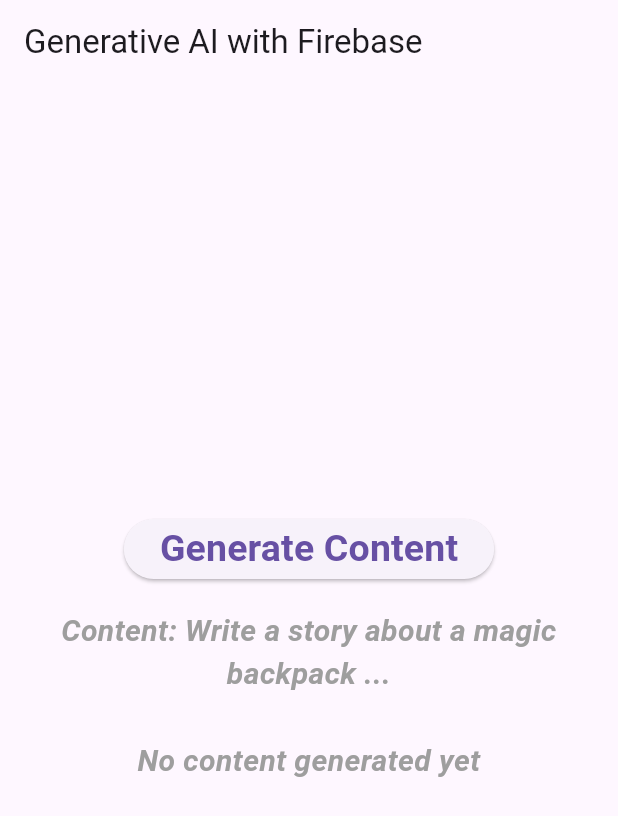
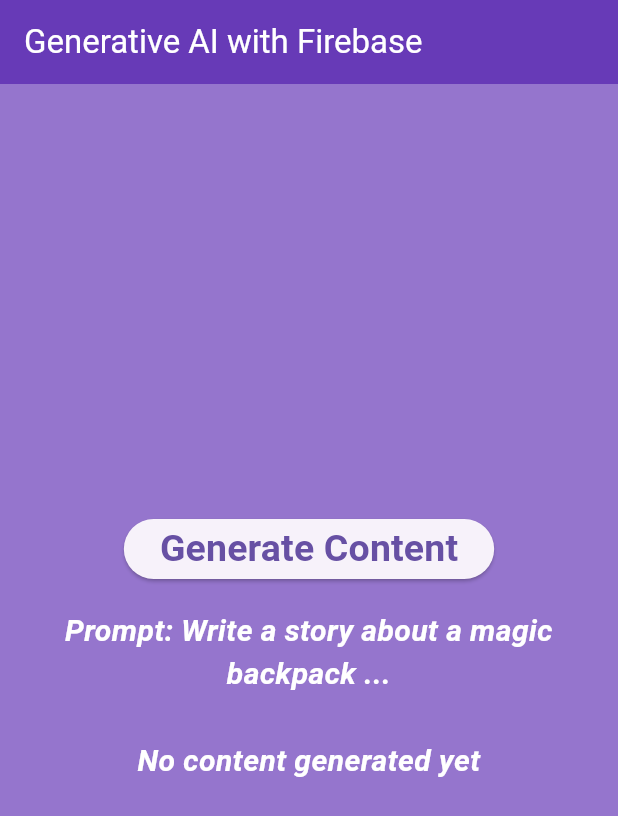
Before and after one commit to Sahim32/vertex_ai_integration, a Flutter app: the screen it shows after launch, on a phone screen of 412 x 824 dp. Shown: the top 816 px of the screen. Run offline on Flutter 3.47's test engine with Material 3 defaults, Android fonts, the phone set to English and light mode, and no system bars; our stand-ins replace firebase_auth, firebase_core, firebase_vertexai; accounts and stored records are empty; network calls fail; statements that could not run were skipped.

Commit message:
first commit

```diff
--- a/lib/main.dart
+++ b/lib/main.dart
@@ -16,21 +16,26 @@ void main() async {
 }
 
 class MyApp extends StatefulWidget {
-  MyApp({super.key});
+  const MyApp({super.key});
 
   @override
+  // ignore: library_private_types_in_public_api
   _MyAppState createState() => _MyAppState();
 }
 
 class _MyAppState extends State<MyApp> {
   String result= 'No content generated yet';
-  final prompt_text = 'Write a story about a magic backpack';
+  final promptText = 'Write a story about a magic backpack';
 
   @override
   Widget build(BuildContext context) {
     return MaterialApp(
+      debugShowCheckedModeBanner: false,
+
       home: Scaffold(
-        appBar: AppBar(title: Text('Generative AI with Firebase')),
+
+        backgroundColor: Colors.deepPurple[300],
+        appBar: AppBar(title: Text('Generative AI with Firebase',style: TextStyle(color: Colors.white),),backgroundColor: Colors.deepPurple,),
         body: Center(
           child: Column(
             mainAxisAlignment: MainAxisAlignment.center,
@@ -47,11 +52,11 @@ class _MyAppState extends State<MyApp> {
                Padding(
                 padding: const EdgeInsets.all(16.0),
                 child: Text(
-                  'Content: $prompt_text ...\n\n$result',
+                  'Prompt: $promptText ...\n\n$result',
                   style: TextStyle(
                     fontSize: 20,
                     fontWeight: FontWeight.w600,
-                    color: Colors.grey[500],
+                    color: Colors.white,
                     fontStyle: FontStyle.italic,
                   ),
                   textAlign: TextAlign.center,
```
Also changed, not shown: lib/firebase_options.dart.
